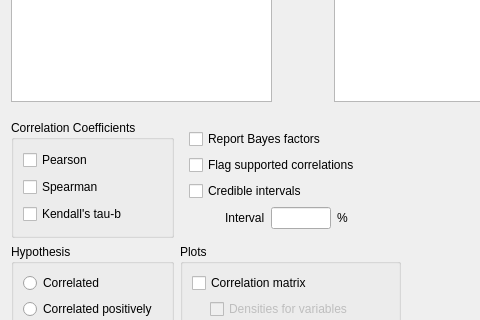
Above: JASP-Desktop/analysisforms/correlationbayesianform.ui from jasp-stats/jasp-desktop before the change; both pictures show x 0 to 480 and y 109 to 429 of the 606 by 876 pixel window. Below: the same form after it.
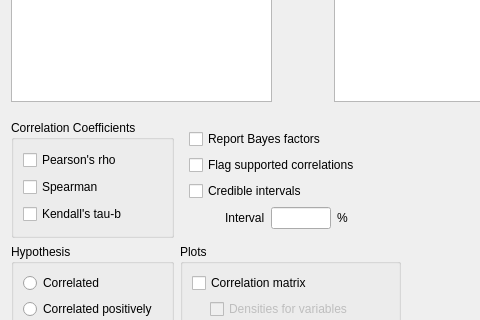
That is the form after the change. Custom widgets are drawn as their Qt base class.

Diff of the .ui file:
```diff
--- a/JASP-Desktop/analysisforms/correlationbayesianform.ui
+++ b/JASP-Desktop/analysisforms/correlationbayesianform.ui
@@ -200,7 +200,7 @@
             <item row="0" column="0">
              <widget class="BoundCheckBox" name="pearson">
               <property name="text">
-               <string>Pearson</string>
+               <string>Pearson's rho</string>
               </property>
              </widget>
             </item>
```
